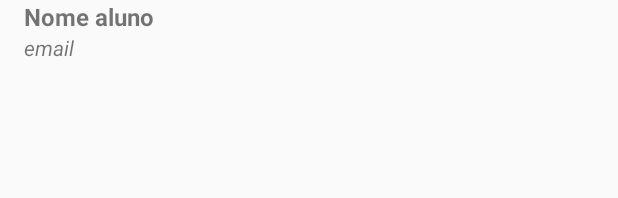
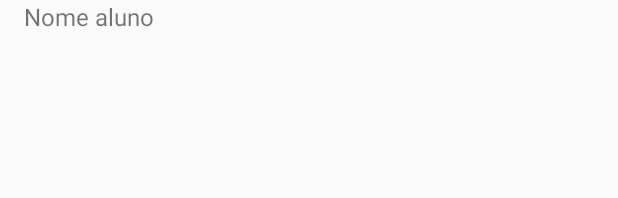
Before and after one commit to ufjf-dcc196/dcc196-2018-3-trb2-trb2-lucasbrandao, an Android app: the layout aluno_layout.xml on its own in the app's theme, with its tools: preview values and no code run, on a phone screen of 412 x 824 dp. Shown: the top 198 px of the screen. Run offline under Robolectric (Android 15) with nearby library versions, the phone set to English and light mode, and no system bars.

Commit message:
Reajuste na RecyclerView de alunos para exibir apenas o nome completo

```diff
--- a/app/src/main/java/ufjf/dcc196/trb01/Aluno.java
+++ b/app/src/main/java/ufjf/dcc196/trb01/Aluno.java
@@ -3,8 +3,8 @@ package ufjf.dcc196.trb01;
 public class Aluno {
 
     public String nome;
-    public String email;
-    public String matricula;
+    private String email;
+    private String matricula;
 
 
     Aluno(String name, String email, String registration) {
--- a/app/src/main/java/ufjf/dcc196/trb01/ParticipanteAdapter.java
+++ b/app/src/main/java/ufjf/dcc196/trb01/ParticipanteAdapter.java
@@ -37,7 +37,6 @@ public class ParticipanteAdapter extends RecyclerView.Adapter<ParticipanteAdapte
             Aluno aluno = dados.get(i);
 
             viewHolder.txtNome.setText(aluno.nome);
-            viewHolder.txtEmail.setText(aluno.email);
         }
     }
 
@@ -56,7 +55,7 @@ public class ParticipanteAdapter extends RecyclerView.Adapter<ParticipanteAdapte
             super(itemView);
 
             txtNome     = (TextView) itemView.findViewById(R.id.txtNomeAluno);
-            txtEmail    = (TextView) itemView.findViewById(R.id.txtEmailAluno);
+
         }
     }
 }
--- a/app/src/main/res/layout/aluno_layout.xml
+++ b/app/src/main/res/layout/aluno_layout.xml
@@ -12,16 +12,6 @@
         android:paddingLeft="16dp"
         android:paddingRight="16dp"
         android:text="Nome aluno"
-        android:textSize="16sp"
-        android:textStyle="bold" />
+        android:textSize="16sp" />
 
-    <TextView
-        android:id="@+id/txtEmailAluno"
-        android:layout_width="match_parent"
-        android:layout_height="wrap_content"
-        android:layout_weight="1"
-        android:paddingLeft="16dp"
-        android:paddingRight="16dp"
-        android:text="email"
-        android:textStyle="italic" />
 </LinearLayout>
```
